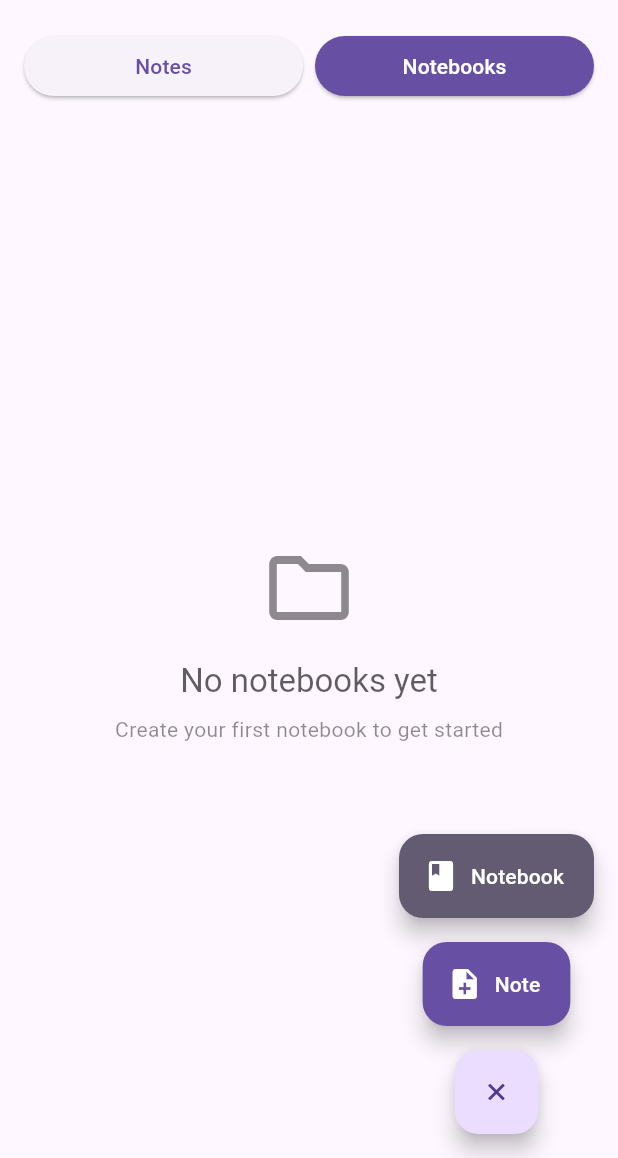
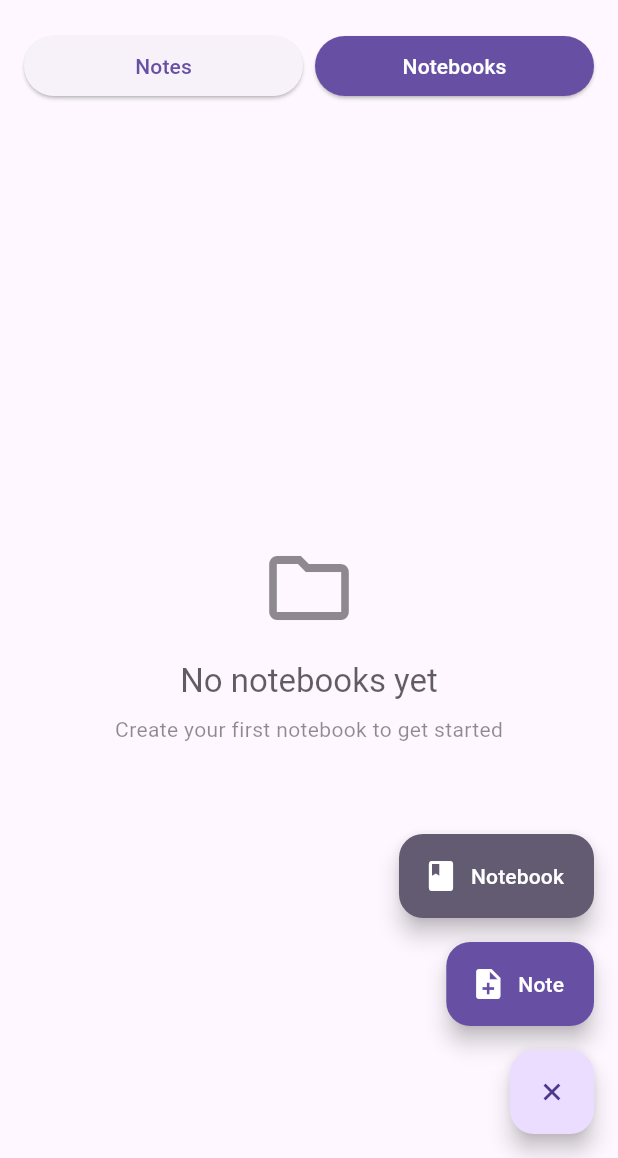
Before and after one commit to hoxim/notematic, a Flutter app: the HomeScreen screen opened by its route, after a tap on "Notebooks", after a tap on the "add" icon, on a phone screen of 412 x 824 dp, the part 78-1236 px from its top. Run offline on Flutter 3.47's test engine with Material 3 defaults, Android fonts, the phone set to English and light mode, and no system bars; our stand-ins replace drift, flutter_dotenv, flutter_riverpod, logger, package_info_plus, shared_preferences; accounts and stored records are empty; generated files the repository leaves out were written again.

Commit message:
refactor: enhance CreateFAB layout for better alignment and update logging messages in UnifiedSyncService for clarity

```diff
--- a/lib/src/components/create_fab.dart
+++ b/lib/src/components/create_fab.dart
@@ -23,10 +23,17 @@ class CreateFAB extends ConsumerWidget {
 
     return Column(
       mainAxisAlignment: MainAxisAlignment.end,
+      crossAxisAlignment: CrossAxisAlignment.end,
       children: [
         if (isExpanded)
+          Column(
+            mainAxisSize: MainAxisSize.min,
+            crossAxisAlignment: CrossAxisAlignment.end,
+            children: [
               Padding(
                 padding: const EdgeInsets.only(bottom: 16.0),
+                child: Align(
+                  alignment: Alignment.centerRight,
                   child: ScaleTransition(
                     scale: animation,
                     child: FloatingActionButton.extended(
@@ -37,15 +44,18 @@ class CreateFAB extends ConsumerWidget {
                       },
                       heroTag: 'createNotebook',
                       backgroundColor: Theme.of(context).colorScheme.secondary,
-                foregroundColor: Theme.of(context).colorScheme.onSecondary,
+                      foregroundColor:
+                          Theme.of(context).colorScheme.onSecondary,
                       icon: const Icon(Icons.book),
                       label: const Text('Notebook'),
                     ),
                   ),
                 ),
-        if (isExpanded)
+              ),
               Padding(
                 padding: const EdgeInsets.only(bottom: 16.0),
+                child: Align(
+                  alignment: Alignment.centerRight,
                   child: ScaleTransition(
                     scale: animation,
                     child: FloatingActionButton.extended(
@@ -61,6 +71,9 @@ class CreateFAB extends ConsumerWidget {
                       label: const Text('Note'),
                     ),
                   ),
+                ),
+              ),
+            ],
           ),
         FloatingActionButton(
           onPressed: () {
```
Also changed, not shown: lib/src/services/unified_sync_service.dart (+8 -3 lines). Lines whose indentation alone changed are shown as unchanged.
